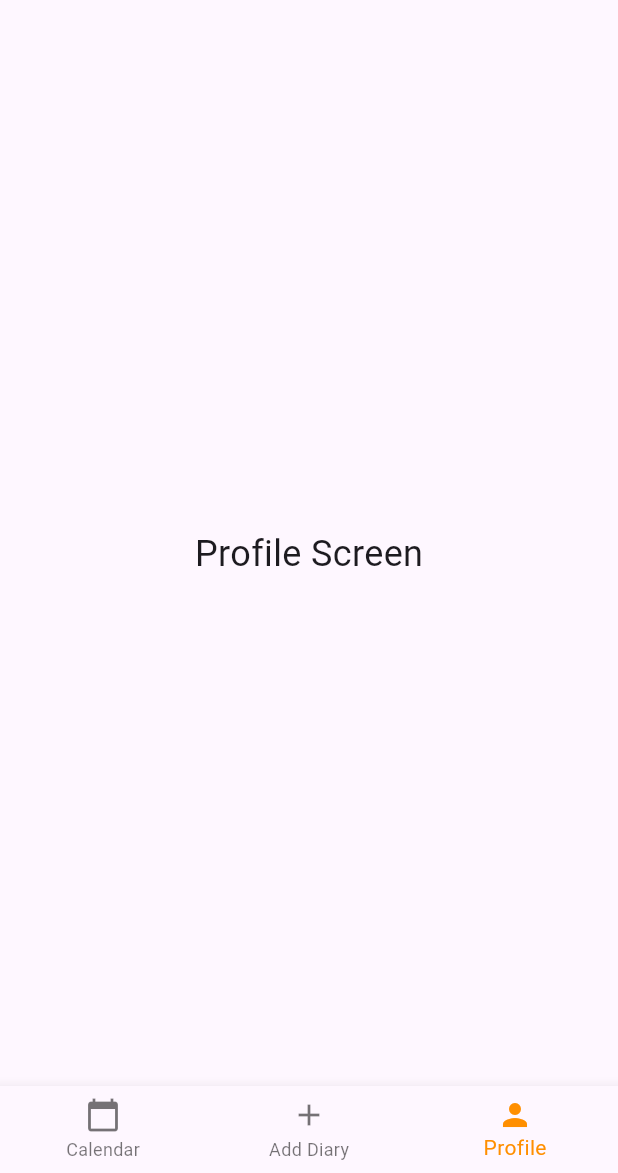
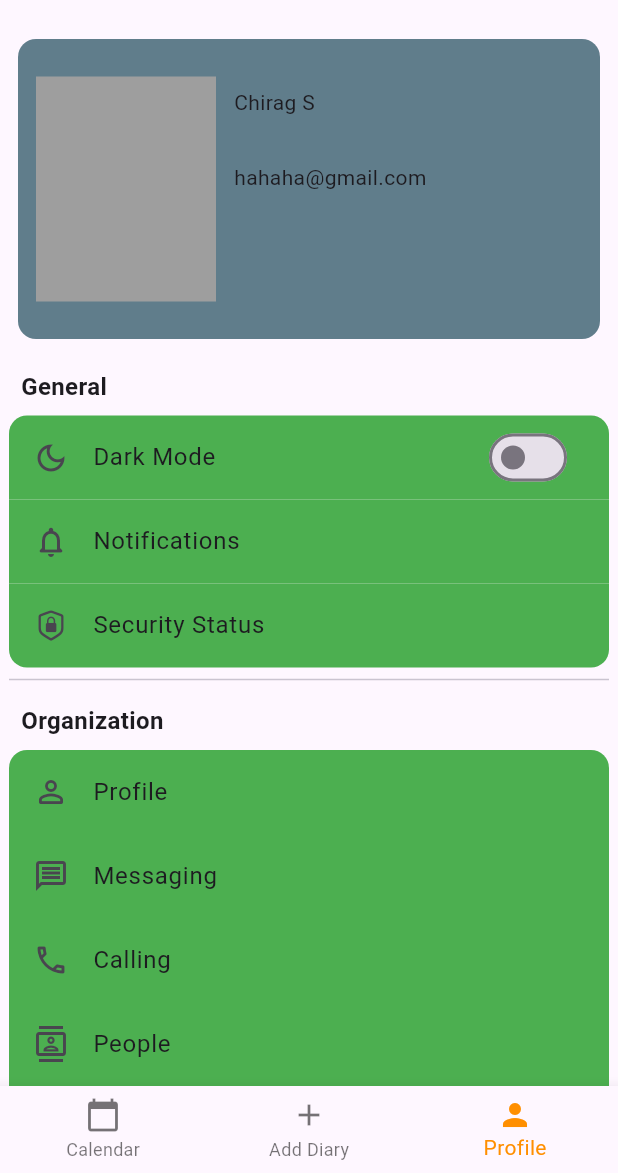
Before and after one commit to Sathwik004/GemSieve, a Flutter app: the HomeScreen screen opened directly with empty values, item 3 of the bottom bar chosen, on a phone screen of 412 x 824 dp, the part 63-1236 px from its top. Run offline on Flutter 3.47's test engine with Material 3 defaults, Android fonts, the phone set to English and light mode, and no system bars; drawn by our look-alikes of calendar_view; our stand-ins replace firebase_auth, firebase_core, flutter_bloc, fpdart, get_it, google_generative_ai and 1 more; accounts and stored records are empty; generated files the repository leaves out were written again; network calls fail.

```diff
--- a/lib/features/add_diarytext/presentation/pages/add_diary_entry_page.dart
+++ b/lib/features/add_diarytext/presentation/pages/add_diary_entry_page.dart
@@ -36,7 +36,7 @@ class _AddDiaryEntryPageState extends State<AddDiaryEntryPage> {
                 //  alignment: Alignment.center,
                 height: 50,
                 //  width: double.maxFinite,
-                padding: EdgeInsets.all(12),
+                padding: EdgeInsets.only(top:  12, left: 24,bottom: 12,right: 24),
                 decoration: BoxDecoration(
                     color: pagecolor, borderRadius: BorderRadius.circular(12)),
                 child: Text(
@@ -44,7 +44,7 @@ class _AddDiaryEntryPageState extends State<AddDiaryEntryPage> {
                   style: TextStyle(color: textcolor),
                 ),
               ),
-              SizedBox(
+              const SizedBox(
                 height: 4,
               ),
               Expanded(
@@ -58,23 +58,28 @@ class _AddDiaryEntryPageState extends State<AddDiaryEntryPage> {
                       BlocBuilder<FetchDiaryBloc, FetchDiaryBlocState>(
                         builder: (context, state) {
                           if (state is FetchDiaryBlocInitial) {
-                            return Form(
+                            return Expanded(
+                              child: Form(
                                   child: Container(
                                 decoration: BoxDecoration(
                               //      color: Colors.grey,
                                     borderRadius: BorderRadius.circular(12)),
                                 child: TextFormField(
-                                maxLines: 12,
+
+                                  expands: true,
+                                  maxLines: null,
+                                  minLines: null,
                                   decoration: const InputDecoration(
-
-                                  hintText: "Write how your day was nigga!"
+                                    fillColor: Colors.transparent,
+                                    hintText: "Write how your day was nigga!",//
                                   ),
                                   //   initialValue: "Enter the Diary text",
                                   controller: _controller,
                                 ),
-                            ));
+                              )),
+                            );
                           } else if (state is FetchDiaryLoading) {
-                            return Text("Loading");
+                            return Text("Loading, fetching your gemini diary now!");
                           } else if (state is FetchDiarySuccess) {
                             return Text(state.output.diary);
                           } else if (state is FetchDiaryFailure) {
@@ -83,23 +88,27 @@ class _AddDiaryEntryPageState extends State<AddDiaryEntryPage> {
                           return Text("BLennn");
                         },
                       ),
-                      Spacer(),
+                     SizedBox(height: 3,),
                        Row(
                         children: [
-                          OutlinedButton(
+                          ElevatedButton(
+                            style: ButtonStyle(
+                               backgroundColor:  WidgetStatePropertyAll(Colors.brown),
+                            ),
                               onPressed: () {
                                 context.read<FetchDiaryBloc>().add(
                                     FetchDiaryWithHabits(
                                         _controller.text, "1. play guitar"));
                               },
-                              child: const Text("Fetch diaryyy")),
+                              child: const Text("Fetch diary",style: TextStyle(color: Colors.white),)),
+                            const SizedBox(width: 2,),
                           OutlinedButton(
                               onPressed: () {
                                 context
                                     .read<FetchDiaryBloc>()
                                     .add(FetchDiaryWithInitialEvent());
                               },
-                              child: const Text("Edit Text")),
+                              child: Text("Edit Text")),
                               Spacer(),
                               IconButton(onPressed: (){
                                 // your taskk white nigga
--- /dev/null
+++ b/lib/features/add_diarytext/presentation/pages/calendarpage.dart
@@ -0,0 +1,50 @@
+import 'package:calendar_view/calendar_view.dart';
+import 'package:flutter/cupertino.dart';
+import 'package:flutter/material.dart';
+
+class Calendarpage extends StatefulWidget {
+  const Calendarpage({ Key? key }) : super(key: key);
+
+  @override
+  _CalendarpageState createState() => _CalendarpageState();
+}
+
+class _CalendarpageState extends State<Calendarpage> {
+  @override
+  Widget build(BuildContext context) {
+    return Column(
+      children: [
+
+        Expanded(
+          child: Scaffold(
+            body: MonthView(
+              weekDayStringBuilder: (p0) {
+                return p0.toString();
+              },
+              borderColor: Colors.black,
+              cellAspectRatio: 1,
+              showBorder: false,
+            //   headerStringBuilder: (date, {secondaryDate}) => date.toString(),
+           //   width: 300,
+              headerStyle: HeaderStyle(titleAlign: TextAlign.start,decoration: BoxDecoration(
+                borderRadius: BorderRadius.circular(24),color: const Color.fromARGB(255, 141, 135, 77),
+              )),
+               controller: EventController(),
+               cellBuilder: (date, event, isToday, isInMonth, hideDaysNotInMonth){
+                return Container(
+                  margin: EdgeInsets.all(3),
+                  color: Colors.grey,
+                  height: 40,width: 90,
+                  child: isInMonth==true? const Center(child: Text("hi")):Center(child: Text("bleh")),
+                );
+               },
+
+            ),
+
+          ),
+        ),
+        Container(height: 200,)
+      ],
+    );
+  }
+}
--- /dev/null
+++ b/lib/features/add_diarytext/presentation/pages/userpage.dart
@@ -0,0 +1,208 @@
+import 'package:flutter/cupertino.dart';
+import 'package:flutter/material.dart';
+
+class UserPage extends StatefulWidget {
+  const UserPage({Key? key}) : super(key: key);
+
+  @override
+  State<UserPage> createState() => _UserPageState();
+}
+
+class _UserPageState extends State<UserPage> {
+  bool _isDark = false;
+  @override
+  Widget build(BuildContext context) {
+    return Theme(
+      data: _isDark ? ThemeData.dark() : ThemeData.light(),
+      child: Column(
+        children: [
+
+            Container(
+              //color: const Color.fromARGB(255, 223, 223, 223),
+              decoration: BoxDecoration(
+                color: Colors.blueGrey,
+                borderRadius: BorderRadius.circular(12)
+              ),
+             margin: const EdgeInsets.all(12),
+             padding: const EdgeInsets.all(12),
+             height: 200,
+             child: Row(
+              children: [
+                Container(
+                height: 150,
+                width: 120,
+                color: Colors.grey,
+                ),// image container
+               const SizedBox(width: 12,),
+               const Column(
+                 crossAxisAlignment: CrossAxisAlignment.start,
+                children: [
+                  SizedBox(height: 20,),
+                         Text("Chirag S "),
+                         SizedBox(height: 30,),
+                         Text("hahaha@gmail.com ")
+                ],
+               )
+              ],
+             ),
+            ),
+
+          Expanded(
+            child: Scaffold(
+
+              body: Center(
+                child: Container(
+                  constraints: const BoxConstraints(maxWidth: 400),
+                  child: ListView(
+                    children: [
+                      _SingleSection(
+                        title: "General",
+                        children: [
+                          _CustomListTile(
+                            type: "top",
+                              title: "Dark Mode",
+                              icon: Icons.dark_mode_outlined,
+                              trailing: Switch(
+                                  value: _isDark,
+                                  onChanged: (value) {
+                                    setState(() {
+                                      _isDark = value;
+                                    });
+                                  })),
+                          const _CustomListTile(
+                            type: "mid",
+                              title: "Notifications",
+                              icon: Icons.notifications_none_rounded),
+                          const _CustomListTile(
+                            type: "down",
+                              title: "Security Status",
+                              icon: CupertinoIcons.lock_shield),
+                        ],
+                      ),
+                      const Divider(),
+                      const _SingleSection(
+                        title: "Organization",
+                        children: [
+
+                          _CustomListTile(
+                            type: "top",
+                              title: "Profile", icon: Icons.person_outline_rounded),
+                          _CustomListTile(
+                            type: "mid",
+                              title: "Messaging", icon: Icons.message_outlined),
+                          _CustomListTile(
+                            type: "mid",
+                              title: "Calling", icon: Icons.phone_outlined),
+                          _CustomListTile(
+                            type: "mid",
+                              title: "People", icon: Icons.contacts_outlined),
+                          _CustomListTile(
+                            type: "down",
+                              title: "Calendar", icon: Icons.calendar_today_rounded)
+                        ],
+                      ),
+                      const Divider(),
+                      const _SingleSection(
+                        children: [
+                          _CustomListTile(
+                            type: "top",
+                              title: "Help & Feedback",
+                              icon: Icons.help_outline_rounded),
+                          _CustomListTile(
+                            type: "mid",
+                              title: "About", icon: Icons.info_outline_rounded),
+                          _CustomListTile(
+                            type: "down",
+                              title: "Sign out", icon: Icons.exit_to_app_rounded),
+                        ],
+                      ),
+                    ],
+                  ),
+                ),
+              ),
+            ),
+          ),
+        ],
+      ),
+    );
+  }
+}
+
+class _CustomListTile extends StatelessWidget {
+  final String title;
+  final IconData icon;
+  final Widget? trailing;
+  final String type;
+  const _CustomListTile(
+      {Key? key, required this.title, required this.icon, this.trailing,required this.type})
+      : super(key: key);
+
+  @override
+  Widget build(BuildContext context) {
+    BoxDecoration box=BoxDecoration();
+    switch(type)
+    {
+      case "top":
+      box= BoxDecoration(
+        color: Colors.green,
+        borderRadius: BorderRadius.only(topLeft: Radius.circular(12),topRight: Radius.circular(12))
+      );
+      break;
+       case "mid":
+      box= BoxDecoration(
+        color: Colors.green,
+      //  borderRadius: BorderRadius.only(topLeft: Radius.circular(12),topRight: Radius.circular(12))
+      );
+      break;
+      case "down":
+      box= BoxDecoration(
+        color: Colors.green,
+        borderRadius: BorderRadius.only(bottomLeft: Radius.circular(12),bottomRight: Radius.circular(12))
+      );
+      break;
+
+    }
+    return Container(
+      decoration: box!,
+      child: ListTile(
+       // tileColor: Colors.green,
+
+        title: Text(title),
+        leading: Icon(icon),
+        trailing: trailing,
+        onTap: () {},
+      ),
+    );
+  }
+}
+
+class _SingleSection extends StatelessWidget {
+  final String? title;
+  final List<Widget> children;
+  const _SingleSection({
+    Key? key,
+    this.title,
+    required this.children,
+  }) : super(key: key);
+
+  @override
+  Widget build(BuildContext context) {
+    return Column(
+      mainAxisAlignment: MainAxisAlignment.start,
+      crossAxisAlignment: CrossAxisAlignment.start,
+      children: [
+        if (title != null)
+          Padding(
+            padding: const EdgeInsets.all(8.0),
+            child: Text(
+              title!,
+              style: const TextStyle(fontSize: 16, fontWeight: FontWeight.bold),
+            ),
+          ),
+        Column(
+          children: children,
+        ),
+      ],
+    );
+  }
+}
--- a/lib/homepage.dart
+++ b/lib/homepage.dart
@@ -3,6 +3,8 @@ import 'package:firebase_auth/firebase_auth.dart';
 import 'package:flutter/material.dart';
 import 'package:milkydiary/core/themes/apppallete.dart';
 import 'package:milkydiary/features/add_diarytext/presentation/pages/add_diary_entry_page.dart';
+import 'package:milkydiary/features/add_diarytext/presentation/pages/calendarpage.dart';
+import 'package:milkydiary/features/add_diarytext/presentation/pages/userpage.dart';
 
 class HomeScreen extends StatefulWidget {
   final FirebaseAuth instance;
@@ -17,9 +19,9 @@ class _HomeScreenState extends State<HomeScreen> {
   int _selectedIndex = 1;
 
   static final List<Widget> _widgetOptions = <Widget>[
-        CalendarScreen(),
+        Calendarpage(),
      const AddDiaryEntryPage(),
-      ProfileScreen(),
+      const UserPage(),
 
 
   ];
@@ -41,7 +43,9 @@ class _HomeScreenState extends State<HomeScreen> {
           }, child: const Text("Sign Out"))
         ],
       ),
-      body: Center(
+      body:
+
+      Center(
         child: _widgetOptions.elementAt(_selectedIndex),
       ),
       bottomNavigationBar: BottomNavigationBar(
--- a/lib/main.dart
+++ b/lib/main.dart
@@ -1,3 +1,4 @@
+import 'package:calendar_view/calendar_view.dart';
 import 'package:firebase_auth/firebase_auth.dart';
 import 'package:firebase_core/firebase_core.dart';
 import 'package:flutter/material.dart';
@@ -47,7 +48,9 @@ class MyHomePage extends StatelessWidget {
 
   @override
   Widget build(BuildContext context) {
-    return MaterialApp(
+    return CalendarControllerProvider(
+      controller: EventController(),
+      child: MaterialApp(
           debugShowCheckedModeBanner: false,
         title: "MY App" ,
         home: BlocBuilder<AuthBloc,AuthState>(
@@ -80,6 +83,7 @@ class MyHomePage extends StatelessWidget {
             }
           },
         ),
+      ),
     );
   }
 }
--- a/pubspec.yaml
+++ b/pubspec.yaml
@@ -28,6 +28,7 @@ environment:
 # the latest version available on pub.dev. To see which dependencies have newer
 # versions available, run `flutter pub outdated`.
 dependencies:
+  calendar_view: ^1.2.0
   cupertino_icons: ^1.0.6
   firebase_auth: ^4.20.0
   firebase_core: ^2.32.0
```
Also changed, not shown: lib/features/add_diarytext/presentation/pages/homepage.dart (added), pubspec.lock. Lines whose indentation alone changed are shown as unchanged.
